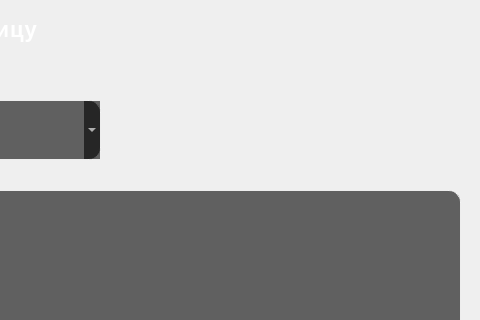
Before: the Qt Designer form main_window.ui in Aleksandra-Pogodina/DB_for_travel_agents, drawn with Qt 5; both pictures show x 320 to 800 and y 0 to 320 of the 800 by 600 pixel window.
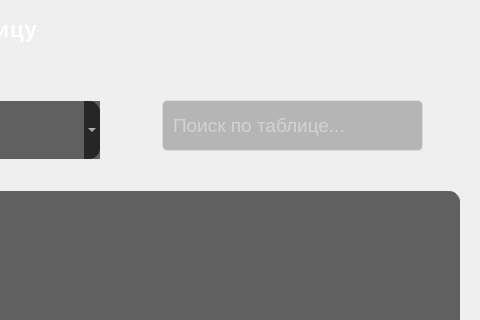
After: the same form once the commit is applied. The open tabs and pages were chosen to show the change. Icons and pictures are not drawn.

```diff
--- a/main_window.ui
+++ b/main_window.ui
@@ -672,6 +672,36 @@
         </size>
        </property>
       </widget>
+      <widget class="QLineEdit" name="lineEdit_search">
+       <property name="geometry">
+        <rect>
+         <x>482</x>
+         <y>100</y>
+         <width>261</width>
+         <height>51</height>
+        </rect>
+       </property>
+       <property name="styleSheet">
+        <string notr="true">QLineEdit {
+    background-color: rgba(43, 43, 43, 0.3);
+    color: #f0f0f0;
+    border: 1px solid rgba(240, 240, 240, 0.3);
+    border-radius: 5px;
+    padding: 4px 8px;
+    selection-background-color: rgba(240, 240, 240, 0.4);
+    selection-color: #2b2b2b;
+}
+
+QLineEdit:focus {
+    border: 1px solid #a0a0a0;
+    background-color: rgba(43, 43, 43, 0.5);
+}
+</string>
+       </property>
+       <property name="placeholderText">
+        <string>Поиск по таблице...</string>
+       </property>
+      </widget>
      </widget>
     </widget>
    </widget>
```
Left out of the diff: 2 changed lines with no effect on the pictures.
